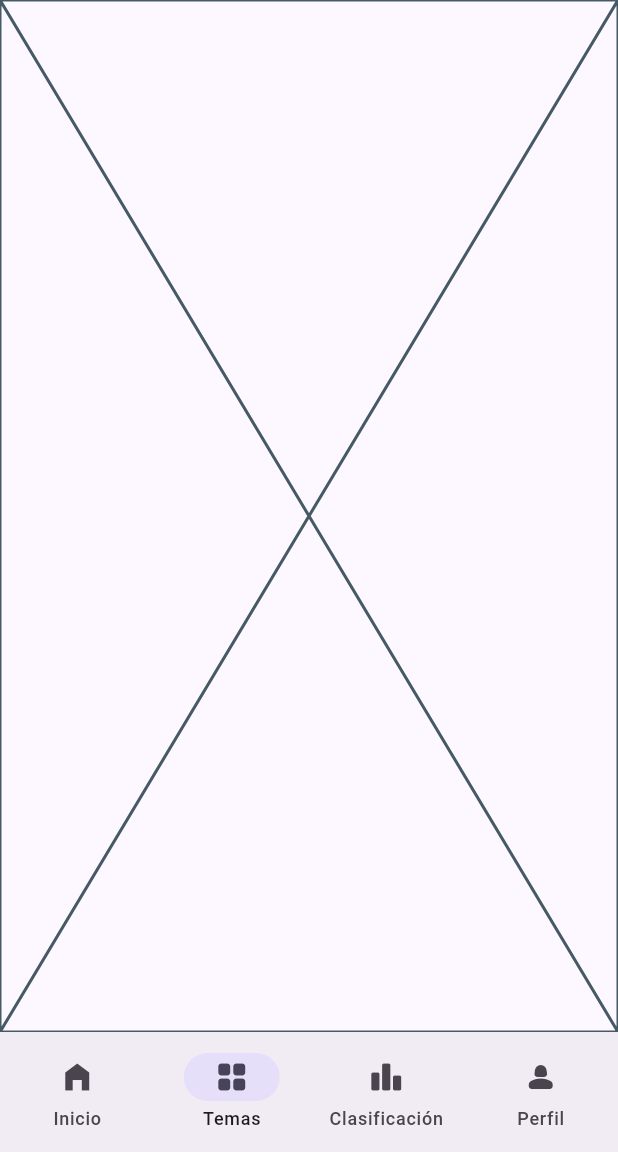
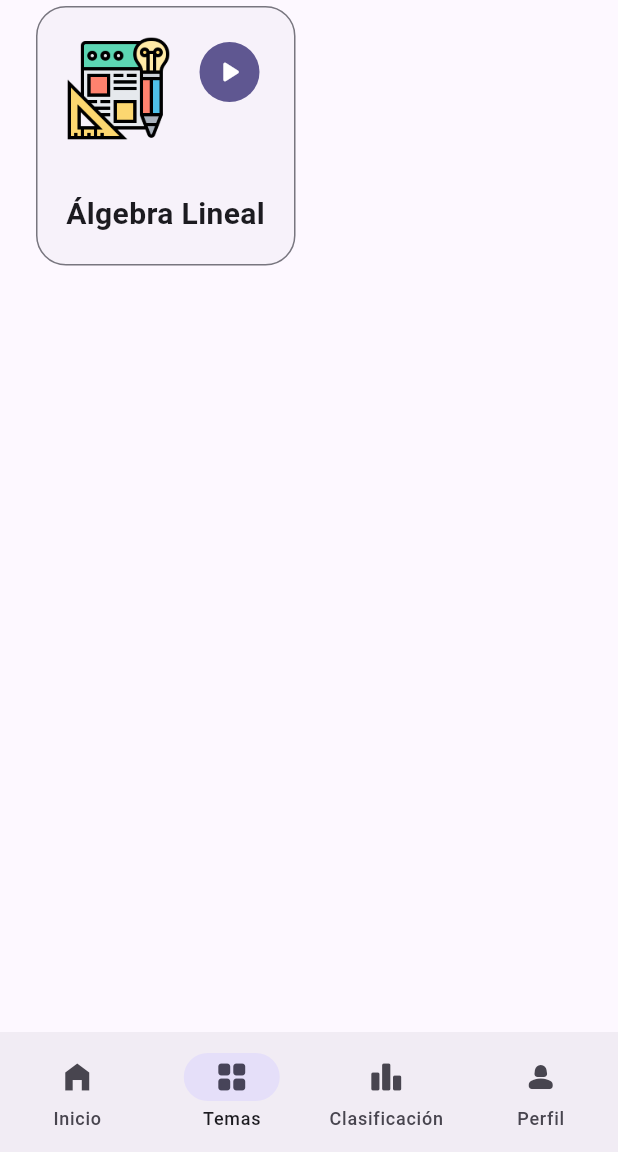
Before and after one commit to ldelacruzg/e-quizzmath, a Flutter app: the HomeScreen screen opened by its route, item 2 of the bottom bar chosen, on a phone screen of 412 x 824 dp, the part 84-1236 px from its top. Run offline on Flutter 3.47's test engine with Material 2 defaults, Android fonts, the phone set to English and light mode, and no system bars; our stand-ins replace go_router.

Commit message:
feat: add topics screen

```diff
--- a/lib/presentation/screens/topic/topics_screen.dart
+++ b/lib/presentation/screens/topic/topics_screen.dart
@@ -1,10 +1,80 @@
 import 'package:flutter/material.dart';
+import 'package:go_router/go_router.dart';
 
 class TopicsScreen extends StatelessWidget {
   const TopicsScreen({super.key});
 
   @override
   Widget build(BuildContext context) {
-    return const Placeholder();
+    return GridView.count(
+      padding: const EdgeInsets.symmetric(horizontal: 20),
+      crossAxisSpacing: 10,
+      crossAxisCount: 2,
+      children: const [
+        _TopicItem(
+          title: 'Álgebra Lineal',
+          urlImage: 'assets/images/topics/algebra-lineal.png',
+        ),
+      ],
+    );
   }
 }
+
+class _TopicItem extends StatelessWidget {
+  final String title;
+  final String urlImage;
+
+  const _TopicItem({
+    required this.title,
+    required this.urlImage,
+  });
+
+  @override
+  Widget build(BuildContext context) {
+    final colorTheme = Theme.of(context).colorScheme;
+
+    return Card(
+      shape: RoundedRectangleBorder(
+        borderRadius: const BorderRadius.all(
+          Radius.circular(20),
+        ),
+        side: BorderSide(color: colorTheme.outline),
+      ),
+      elevation: 0,
+      child: Padding(
+        padding: const EdgeInsets.symmetric(
+          vertical: 20,
+          horizontal: 20,
+        ),
+        child: Column(
+          mainAxisAlignment: MainAxisAlignment.spaceBetween,
+          children: [
+            Row(
+              mainAxisAlignment: MainAxisAlignment.spaceBetween,
+              crossAxisAlignment: CrossAxisAlignment.start,
+              children: [
+                Image.asset(urlImage, width: 70),
+                IconButton.filled(
+                  onPressed: () {
+                    context.push('/topics/1/units', extra: {'topicId': 2});
+                  },
+                  icon: const Icon(Icons.play_arrow_rounded),
+                )
+              ],
+            ),
+            Align(
+              alignment: Alignment.topLeft,
+              child: Text(
+                title,
+                style: const TextStyle(
+                  fontSize: 20,
+                  fontWeight: FontWeight.bold,
+                ),
+              ),
+            )
+          ],
+        ),
+      ),
+    );
+  }
+}
--- a/lib/presentation/screens/topic/units_screen.dart
+++ b/lib/presentation/screens/topic/units_screen.dart
@@ -5,6 +5,23 @@ class UnitsScreen extends StatelessWidget {
 
   @override
   Widget build(BuildContext context) {
-    return const Placeholder();
+    return Scaffold(
+      appBar: AppBar(
+        title: const Text('Algebra Lineal'),
+      ),
+      body: ListView(
+        children: [
+          ListTile(
+            title: const Text('Vectores'),
+            subtitle: const Text('Aprende los vectores'),
+            leading: const Icon(Icons.numbers_rounded),
+            trailing: IconButton(
+              onPressed: () {},
+              icon: const Icon(Icons.more_vert_rounded),
+            ),
+          )
+        ],
+      ),
+    );
   }
 }
```
Also changed, not shown: assets/images/topics/algebra-lineal.png (added).
